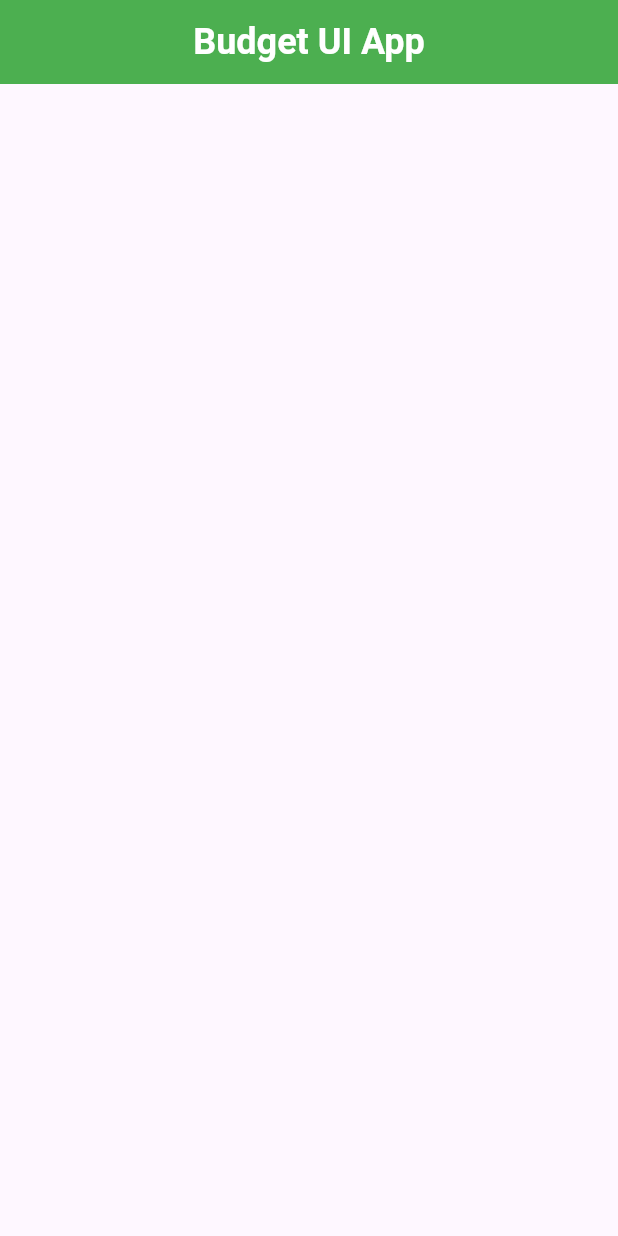
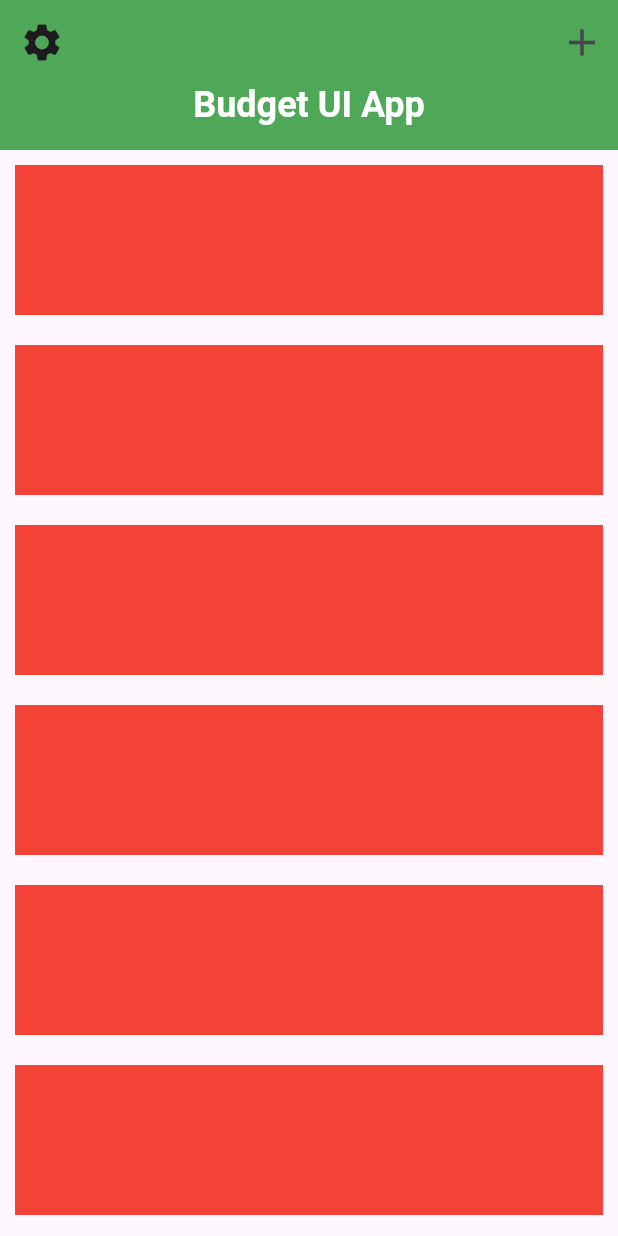
Before and after one commit to htoomthait/flutter_practice_2026, a Flutter app: the screen it shows after launch, on a phone screen of 412 x 824 dp. Run offline on Flutter 3.47's test engine with Material 3 defaults, Android fonts, the phone set to English and light mode, and no system bars; our stand-ins replace bloc, flutter_bloc.

Commit message:
sliver app bar and silver list lesson done

```diff
--- a/budget_ui_app/lib/screens/home_screen.dart
+++ b/budget_ui_app/lib/screens/home_screen.dart
@@ -11,10 +11,45 @@ class _HomeScreenState extends State<HomeScreen> {
   @override
   Widget build(BuildContext context) {
     return Scaffold(
-      appBar: AppBar(
-        centerTitle: true,
-        backgroundColor: Theme.of(context).primaryColor,
-        title: Text("Budget UI App", style: TextStyle(color: Colors.white, fontSize: 24.0, fontWeight: FontWeight.w600))
+      body: CustomScrollView(
+        slivers: <Widget>[
+          SliverAppBar(
+            forceElevated: true,
+            pinned: true,
+            floating: false,
+            expandedHeight: 100.0,
+            backgroundColor: Theme.of(context).primaryColor,
+            centerTitle: true,
+            leading: IconButton(icon: Icon(Icons.settings), iconSize: 30.0, onPressed: (){},),
+            flexibleSpace: FlexibleSpaceBar(
+              centerTitle: true,
+              title: Text(
+                "Budget UI App",
+                style: TextStyle(
+                  color: Colors.white,
+                  fontSize: 16.0,
+                  fontWeight: FontWeight.w600,
+                ),
+              ),
+            ),
+            actions: <Widget>[
+              IconButton(icon: Icon(Icons.add), iconSize: 30.0, onPressed: (){},)
+            ],
+          ),
+          SliverList(
+            delegate: SliverChildBuilderDelegate(
+              (BuildContext context, int index){
+                return Container(
+                  margin: EdgeInsets.all(10.0),
+                  height: 100.0,
+                  color: Colors.red
+                );
+              }
+              ,
+              childCount: 10,
+            ),
+          ),
+        ],
       ),
     );
   }
```
